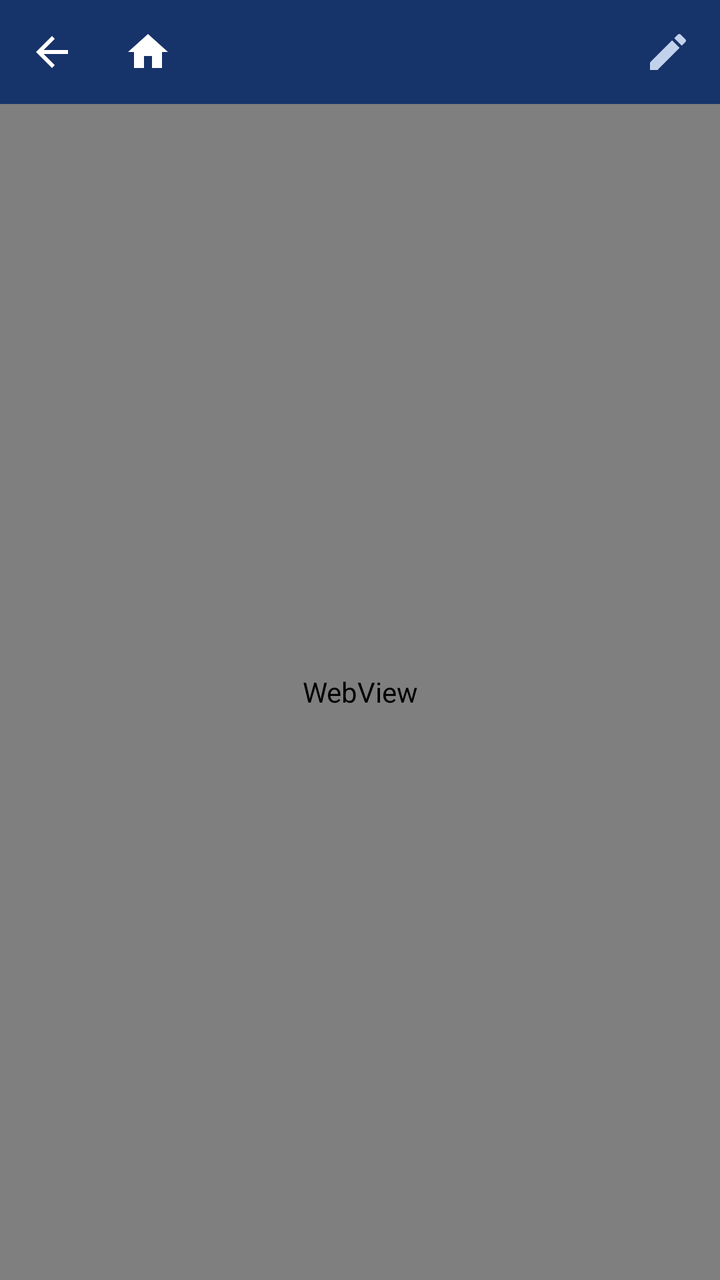
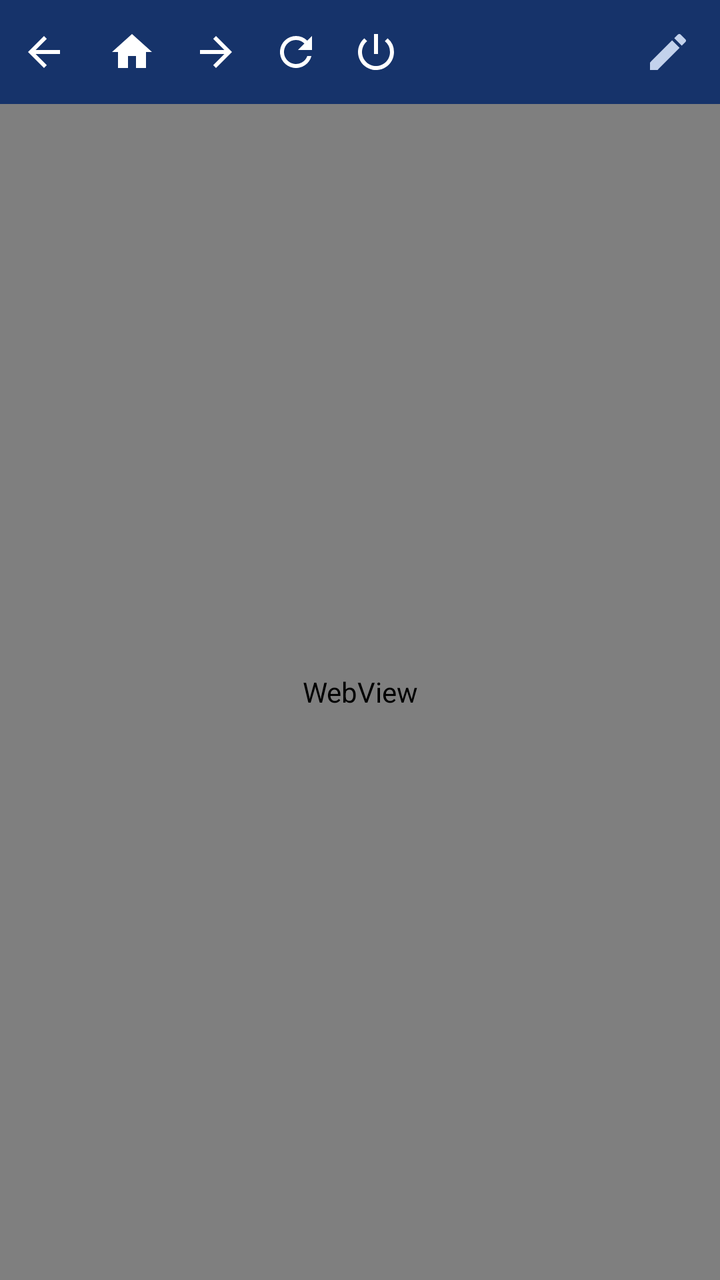

Compare the two renders of this Android layout. The source of the first and the diff that turns it into the second are given below.
<!-- AndroidManifest.xml: activity theme AppTheme.NoActionBar -->
<!-- res/layout/activity_bootstrap.xml -->
<?xml version="1.0" encoding="utf-8"?>
<LinearLayout xmlns:android="http://schemas.android.com/apk/res/android"
    android:layout_width="match_parent"
    android:layout_height="match_parent"
    android:fitsSystemWindows="true"
    android:orientation="vertical">

    <LinearLayout
        android:layout_width="match_parent"
        android:layout_height="52dp"
        android:background="@color/colorSurface"
        android:gravity="center_vertical"
        android:orientation="horizontal">

        <ImageButton
            android:id="@+id/web_back"
            android:layout_width="52dp"
            android:layout_height="52dp"
            android:background="?attr/selectableItemBackgroundBorderless"
            android:contentDescription="@string/web_back"
            android:src="@drawable/ic_web_back" />

        <ImageButton
            android:id="@+id/web_home"
            android:layout_width="44dp"
            android:layout_height="52dp"
            android:background="?attr/selectableItemBackgroundBorderless"
            android:contentDescription="@string/web_home"
            android:src="@drawable/ic_web_home" />

        <TextView
            android:id="@+id/web_address"
            android:layout_width="0dp"
            android:layout_height="wrap_content"
            android:layout_marginEnd="4dp"
            android:layout_weight="1"
            android:ellipsize="middle"
            android:singleLine="true"
            android:textColor="@color/colorTextSecondary"
            android:textSize="13sp" />

        <ImageButton
            android:id="@+id/web_edit_url"
            android:layout_width="44dp"
            android:layout_height="44dp"
            android:layout_marginEnd="4dp"
            android:background="?attr/selectableItemBackgroundBorderless"
            android:contentDescription="@string/web_edit_url"
            android:src="@drawable/ic_baseline_edit_24"
            app:tint="@color/colorTextSecondary"
            xmlns:app="http://schemas.android.com/apk/res-auto" />
    </LinearLayout>

    <WebView
        android:id="@+id/bootstrap_webview"
        android:layout_width="match_parent"
        android:layout_height="0dp"
        android:layout_weight="1" />

</LinearLayout>
<!-- resources referenced by this layout -->
<resources>
  <color name="colorSurface">#16336A</color>
  <color name="colorTextSecondary">#C3D2EC</color>
  <!-- drawable ic_baseline_edit_24 (drawable) -->
  <?xml version="1.0" encoding="utf-8"?>
  <vector xmlns:android="http://schemas.android.com/apk/res/android"
      android:width="24dp"
      android:height="24dp"
      android:viewportWidth="24"
      android:viewportHeight="24">
      <path
          android:fillColor="#FF000000"
          android:pathData="M3,17.25V21h3.75L17.81,9.94l-3.75,-3.75L3,17.25zM20.71,7.04c0.39,-0.39 0.39,-1.02 0,-1.41l-2.34,-2.34c-0.39,-0.39 -1.02,-0.39 -1.41,0l-1.83,1.83 3.75,3.75 1.83,-1.83z" />
  </vector>
  <!-- drawable ic_web_back (drawable) -->
  <vector xmlns:android="http://schemas.android.com/apk/res/android"
      android:width="24dp" android:height="24dp"
      android:viewportWidth="24" android:viewportHeight="24">
      <path android:fillColor="#FFFFFF" android:pathData="M20,11H7.83l5.59,-5.59L12,4l-8,8 8,8 1.41,-1.41L7.83,13H20v-2z" />
  </vector>
  <!-- drawable ic_web_home (drawable) -->
  <vector xmlns:android="http://schemas.android.com/apk/res/android"
      android:width="24dp" android:height="24dp"
      android:viewportWidth="24" android:viewportHeight="24">
      <path android:fillColor="#FFFFFF" android:pathData="M10,20v-6h4v6h5v-8h3L12,3 2,12h3v8z" />
  </vector>
  <string name="web_back">Back</string>
  <string name="web_edit_url">Edit URL</string>
  <string name="web_home">Home</string>
  <style name="AppTheme.NoActionBar">
          <item name="windowActionBar">false</item>
          <item name="windowNoTitle">true</item>
      </style>
</resources>

<!-- the commit's change to res/layout/activity_bootstrap.xml (unified diff, before → after) -->
@@ -14,7 +14,7 @@
 
         <ImageButton
             android:id="@+id/web_back"
-            android:layout_width="52dp"
+            android:layout_width="44dp"
             android:layout_height="52dp"
             android:background="?attr/selectableItemBackgroundBorderless"
             android:contentDescription="@string/web_back"
@@ -27,6 +27,30 @@
             android:background="?attr/selectableItemBackgroundBorderless"
             android:contentDescription="@string/web_home"
             android:src="@drawable/ic_web_home" />
+
+        <ImageButton
+            android:id="@+id/web_forward"
+            android:layout_width="40dp"
+            android:layout_height="52dp"
+            android:background="?attr/selectableItemBackgroundBorderless"
+            android:contentDescription="@string/web_forward"
+            android:src="@drawable/ic_web_fwd" />
+
+        <ImageButton
+            android:id="@+id/web_reload"
+            android:layout_width="40dp"
+            android:layout_height="52dp"
+            android:background="?attr/selectableItemBackgroundBorderless"
+            android:contentDescription="@string/web_reload"
+            android:src="@drawable/ic_web_reload" />
+
+        <ImageButton
+            android:id="@+id/web_start"
+            android:layout_width="40dp"
+            android:layout_height="52dp"
+            android:background="?attr/selectableItemBackgroundBorderless"
+            android:contentDescription="@string/web_start"
+            android:src="@drawable/ic_web_start" />
 
         <TextView
             android:id="@+id/web_address"
<!-- resource entries referenced after the edit -->
@@ -19,15 +19,36 @@
       android:viewportWidth="24" android:viewportHeight="24">
       <path android:fillColor="#FFFFFF" android:pathData="M20,11H7.83l5.59,-5.59L12,4l-8,8 8,8 1.41,-1.41L7.83,13H20v-2z" />
   </vector>
+  <!-- drawable ic_web_fwd (drawable) -->
+  <vector xmlns:android="http://schemas.android.com/apk/res/android"
+      android:width="24dp" android:height="24dp"
+      android:viewportWidth="24" android:viewportHeight="24">
+      <path android:fillColor="#FFFFFF" android:pathData="M12,4l-1.41,1.41L16.17,11H4v2h12.17l-5.58,5.59L12,20l8,-8z" />
+  </vector>
   <!-- drawable ic_web_home (drawable) -->
   <vector xmlns:android="http://schemas.android.com/apk/res/android"
       android:width="24dp" android:height="24dp"
       android:viewportWidth="24" android:viewportHeight="24">
       <path android:fillColor="#FFFFFF" android:pathData="M10,20v-6h4v6h5v-8h3L12,3 2,12h3v8z" />
   </vector>
+  <!-- drawable ic_web_reload (drawable) -->
+  <vector xmlns:android="http://schemas.android.com/apk/res/android"
+      android:width="24dp" android:height="24dp"
+      android:viewportWidth="24" android:viewportHeight="24">
+      <path android:fillColor="#FFFFFF" android:pathData="M17.65,6.35A7.95,7.95 0,0 0,12 4a8,8 0,1 0,7.73 10h-2.08A6,6 0,1 1,12 6c1.66,0 3.14,0.69 4.22,1.78L13,11h7V4z" />
+  </vector>
+  <!-- drawable ic_web_start (drawable) -->
+  <vector xmlns:android="http://schemas.android.com/apk/res/android"
+      android:width="24dp" android:height="24dp"
+      android:viewportWidth="24" android:viewportHeight="24">
+      <path android:fillColor="#FFFFFF" android:pathData="M13,3h-2v10h2V3zM17.83,5.17l-1.42,1.42A6.92,6.92 0,0 1,19 12a7,7 0,1 1,-11.42 -5.42L6.17,5.17A9,9 0,1 0,21 12a8.94,8.94 0,0 0,-3.17 -6.83z" />
+  </vector>
   <string name="web_back">Back</string>
   <string name="web_edit_url">Edit URL</string>
+  <string name="web_forward">Avanti</string>
   <string name="web_home">Home</string>
+  <string name="web_reload">Ricarica</string>
+  <string name="web_start">Schermata iniziale</string>
   <style name="AppTheme.NoActionBar">
           <item name="windowActionBar">false</item>
           <item name="windowNoTitle">true</item>
